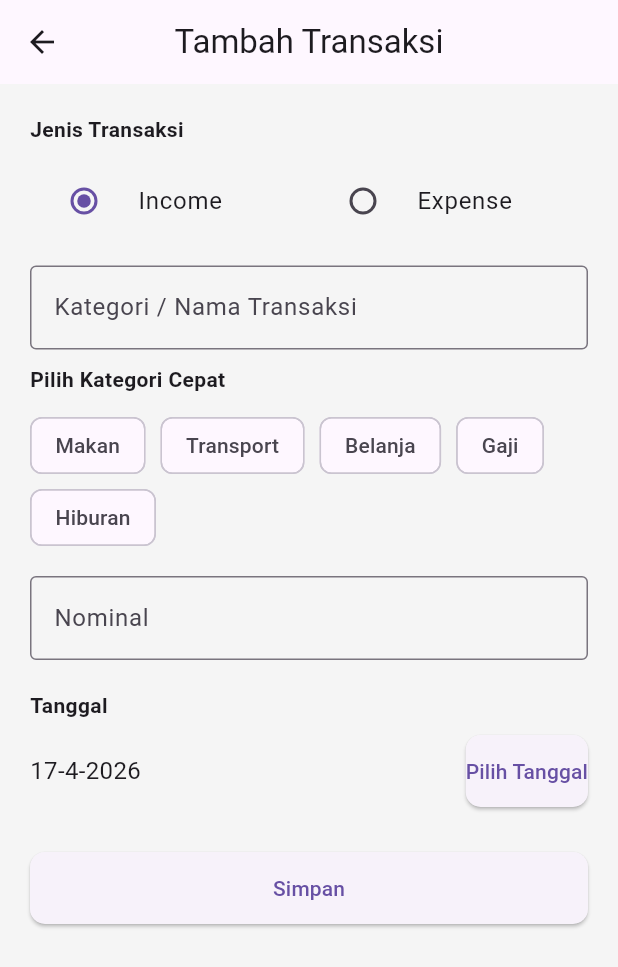
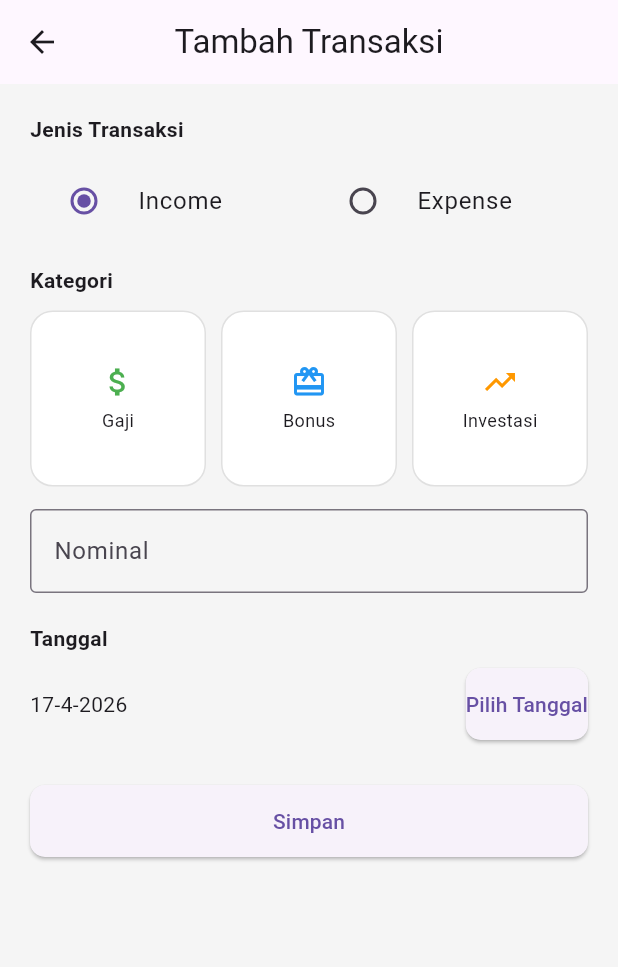
Before and after one commit to InsanNiaCahayaPutri/Implementasi-Wireframe-Part1, a Flutter app: the AddTransactionScreen screen opened directly, on a phone screen of 412 x 824 dp. Shown: the top 967 px of the screen. Run offline on Flutter 3.47's test engine with Material 3 defaults, Android fonts, the phone set to English and light mode, and no system bars.

Commit message:
ganti elemen di kategori

```diff
--- a/money_tracker_insan/lib/screens/add_transaction_screen.dart
+++ b/money_tracker_insan/lib/screens/add_transaction_screen.dart
@@ -1,5 +1,5 @@
 import 'package:flutter/material.dart';
-import 'package:flutter/services.dart'; // TAMBAHAN
+import 'package:flutter/services.dart';
 import '../models/transaction.dart';
 import '../services/transaction_service.dart';
 
@@ -17,14 +17,21 @@ class _AddTransactionScreenState extends State<AddTransactionScreen> {
   bool isIncome = true;
   DateTime selectedDate = DateTime.now();
 
-  // TAMBAHAN KATEGORI
   String selectedCategory = "";
-  final List<String> categories = [
-    "Makan",
-    "Transport",
-    "Belanja",
-    "Gaji",
-    "Hiburan",
+
+  // KATEGORI INCOME
+  final List<Map<String, dynamic>> incomeCategories = [
+    {"name": "Gaji", "icon": Icons.attach_money, "color": Colors.green},
+    {"name": "Bonus", "icon": Icons.card_giftcard, "color": Colors.blue},
+    {"name": "Investasi", "icon": Icons.trending_up, "color": Colors.orange},
+  ];
+
+  // KATEGORI EXPENSE
+  final List<Map<String, dynamic>> expenseCategories = [
+    {"name": "Makan", "icon": Icons.fastfood, "color": Colors.red},
+    {"name": "Transport", "icon": Icons.directions_car, "color": Colors.blue},
+    {"name": "Belanja", "icon": Icons.shopping_bag, "color": Colors.purple},
+    {"name": "Hiburan", "icon": Icons.movie, "color": Colors.orange},
   ];
 
   Future<void> pickDate(BuildContext context) async {
@@ -35,7 +42,7 @@ class _AddTransactionScreenState extends State<AddTransactionScreen> {
       lastDate: DateTime(2030),
     );
 
-    if (picked != null && picked != selectedDate) {
+    if (picked != null) {
       setState(() {
         selectedDate = picked;
       });
@@ -44,12 +51,12 @@ class _AddTransactionScreenState extends State<AddTransactionScreen> {
 
   @override
   Widget build(BuildContext context) {
+    final categories = isIncome ? incomeCategories : expenseCategories;
+
     return Scaffold(
       appBar: AppBar(title: const Text("Tambah Transaksi")),
-
       body: Padding(
         padding: const EdgeInsets.all(20),
-
         child: SingleChildScrollView(
           child: Column(
             crossAxisAlignment: CrossAxisAlignment.start,
@@ -71,11 +78,11 @@ class _AddTransactionScreenState extends State<AddTransactionScreen> {
                       onChanged: (value) {
                         setState(() {
                           isIncome = value!;
+                          selectedCategory = ""; // reset
                         });
                       },
                     ),
                   ),
-
                   Expanded(
                     child: RadioListTile(
                       title: const Text("Expense"),
@@ -84,6 +91,7 @@ class _AddTransactionScreenState extends State<AddTransactionScreen> {
                       onChanged: (value) {
                         setState(() {
                           isIncome = value!;
+                          selectedCategory = ""; // reset
                         });
                       },
                     ),
@@ -93,46 +101,65 @@ class _AddTransactionScreenState extends State<AddTransactionScreen> {
 
               const SizedBox(height: 15),
 
-              // TEXTFIELD LAMA (TIDAK DIHAPUS)
-              TextField(
-                controller: title,
-                decoration: const InputDecoration(
-                  labelText: "Kategori / Nama Transaksi",
-                ),
-              ),
-
-              // TAMBAHAN KATEGORI
-              const SizedBox(height: 10),
-
               const Text(
-                "Pilih Kategori Cepat",
+                "Kategori",
                 style: TextStyle(fontWeight: FontWeight.bold),
               ),
 
               const SizedBox(height: 10),
 
-              Wrap(
-                spacing: 10,
-                children: categories.map((category) {
-                  final isSelected = selectedCategory == category;
+              // GRID KATEGORI
+              GridView.builder(
+                shrinkWrap: true,
+                physics: const NeverScrollableScrollPhysics(),
+                itemCount: categories.length,
+                gridDelegate: const SliverGridDelegateWithFixedCrossAxisCount(
+                  crossAxisCount: 3,
+                  crossAxisSpacing: 10,
+                  mainAxisSpacing: 10,
+                ),
+                itemBuilder: (context, index) {
+                  final category = categories[index];
+                  final isSelected = selectedCategory == category["name"];
 
-                  return ChoiceChip(
-                    label: Text(category),
-                    selected: isSelected,
-                    onSelected: (_) {
+                  return GestureDetector(
+                    onTap: () {
                       setState(() {
-                        selectedCategory = category;
-                        title.text = category; // isi otomatis
+                        selectedCategory = category["name"];
+                        title.text = category["name"];
                       });
                     },
-                    selectedColor: Colors.green,
+                    child: Container(
+                      decoration: BoxDecoration(
+                        color: isSelected
+                            ? category["color"].withOpacity(0.2)
+                            : Colors.white,
+                        borderRadius: BorderRadius.circular(15),
+                        border: Border.all(
+                          color: isSelected
+                              ? category["color"]
+                              : Colors.grey.shade300,
+                        ),
+                      ),
+                      child: Column(
+                        mainAxisAlignment: MainAxisAlignment.center,
+                        children: [
+                          Icon(category["icon"], color: category["color"]),
+                          const SizedBox(height: 5),
+                          Text(
+                            category["name"],
+                            style: const TextStyle(fontSize: 12),
+                          ),
+                        ],
+                      ),
+                    ),
                   );
-                }).toList(),
+                },
               ),
 
               const SizedBox(height: 15),
 
-              // NOMINAL (DITAMBAH FORMAT)
+              // NOMINAL
               TextField(
                 controller: amount,
                 keyboardType: TextInputType.number,
@@ -157,9 +184,7 @@ class _AddTransactionScreenState extends State<AddTransactionScreen> {
                 children: [
                   Text(
                     "${selectedDate.day}-${selectedDate.month}-${selectedDate.year}",
-                    style: const TextStyle(fontSize: 16),
                   ),
-
                   ElevatedButton(
                     onPressed: () {
                       pickDate(context);
@@ -175,17 +200,15 @@ class _AddTransactionScreenState extends State<AddTransactionScreen> {
                 width: double.infinity,
                 child: ElevatedButton(
                   onPressed: () {
-                    if (title.text.isEmpty || amount.text.isEmpty) {
+                    if (selectedCategory.isEmpty || amount.text.isEmpty) {
                       ScaffoldMessenger.of(context).showSnackBar(
-                        const SnackBar(
-                          content: Text("Isi semua data terlebih dahulu"),
-                        ),
+                        const SnackBar(content: Text("Isi semua data")),
                       );
                       return;
                     }
 
                     final newTransaction = TransactionModel(
-                      title: title.text,
+                      title: selectedCategory,
                       amount: double.parse(amount.text),
                       date: selectedDate,
                       isIncome: isIncome,
```
